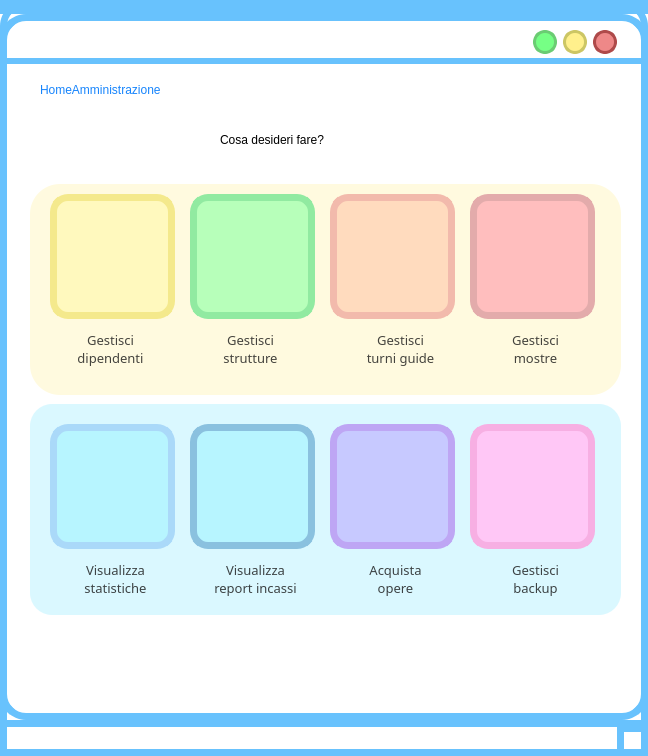
First picture: the form in ui/HomeAmministrazione.ui, repository SbattellaMattia/SoftwareEngineering, before the edit.
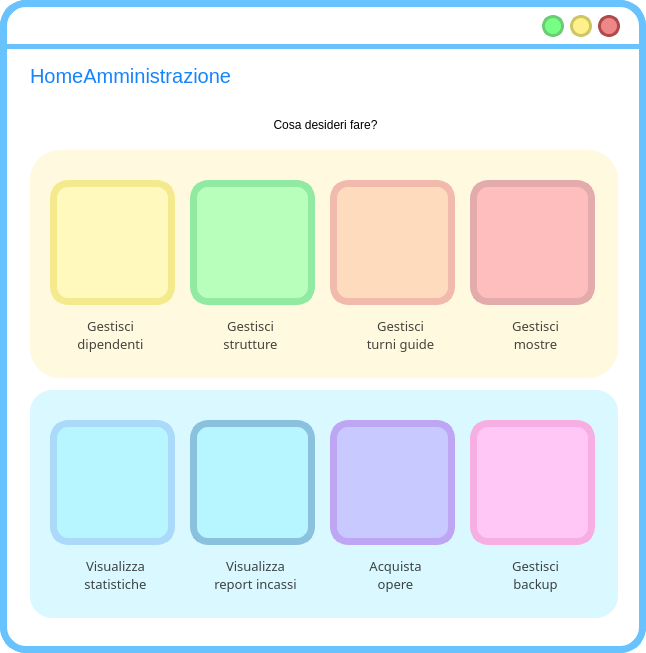
Second picture: the form after the edit. Icons and pictures are not drawn.

Patch:
```diff
--- a/ui/HomeAmministrazione.ui
+++ b/ui/HomeAmministrazione.ui
@@ -6,15 +6,10 @@
    <rect>
     <x>0</x>
     <y>0</y>
-    <width>648</width>
-    <height>756</height>
+    <width>646</width>
+    <height>653</height>
    </rect>
   </property>
-  <property name="font">
-   <font>
-    <kerning>false</kerning>
-   </font>
-  </property>
   <property name="windowTitle">
    <string>MainWindow</string>
   </property>
@@ -28,16 +23,96 @@
 }
 QLabel{
 border-width:0;
+font: 20pt &quot;Lato Light&quot;;
+}
+QLineEdit{
+border-width:0;
+font: 14pt &quot;Lato Light&quot;;
+}
+QAbstractItemView {
+    border: 3px solid  rgb(104, 194, 253);  
+border-radius:8px;
+  selection-background-color:  rgb(104, 194, 253);
+margin:-2px;
+text-align:center;
+border-width:5;
 }</string>
   </property>
   <widget class="QWidget" name="centralwidget">
-   <widget class="QPushButton" name="pushButton_3">
+   <widget class="QLabel" name="label">
     <property name="geometry">
      <rect>
-      <x>593</x>
-      <y>16</y>
+      <x>0</x>
+      <y>44</y>
+      <width>641</width>
+      <height>5</height>
+     </rect>
+    </property>
+    <property name="styleSheet">
+     <string notr="true">background-color:rgb(104, 194, 253);</string>
+    </property>
+    <property name="text">
+     <string/>
+    </property>
+   </widget>
+   <widget class="QPushButton" name="reduceButton">
+    <property name="geometry">
+     <rect>
+      <x>542</x>
+      <y>15</y>
+      <width>22</width>
+      <height>22</height>
+     </rect>
+    </property>
+    <property name="sizePolicy">
+     <sizepolicy hsizetype="Fixed" vsizetype="Fixed">
+      <horstretch>0</horstretch>
+      <verstretch>0</verstretch>
+     </sizepolicy>
+    </property>
+    <property name="minimumSize">
+     <size>
+      <width>22</width>
+      <height>22</height>
+     </size>
+    </property>
+    <property name="maximumSize">
+     <size>
       <width>24</width>
       <height>24</height>
+     </size>
+    </property>
+    <property name="cursor">
+     <cursorShape>PointingHandCursor</cursorShape>
+    </property>
+    <property name="styleSheet">
+     <string notr="true">QPushButton{
+ background-color:#76ff85;
+ border-style: solid;
+ border-radius:11px;
+font: 18pt &quot;Candara&quot;;
+border-color:#6bcc73;
+border-width:3;
+}
+
+QPushButton::pressed{
+	background-color : white;
+	border-color:#6bcc73;
+	border-width:3;
+}
+</string>
+    </property>
+    <property name="text">
+     <string/>
+    </property>
+   </widget>
+   <widget class="QPushButton" name="exitButton">
+    <property name="geometry">
+     <rect>
+      <x>598</x>
+      <y>15</y>
+      <width>22</width>
+      <height>22</height>
      </rect>
     </property>
     <property name="sizePolicy">
@@ -48,8 +123,8 @@
     </property>
     <property name="minimumSize">
      <size>
-      <width>21</width>
-      <height>24</height>
+      <width>22</width>
+      <height>22</height>
      </size>
     </property>
     <property name="maximumSize">
@@ -65,7 +140,7 @@
      <string notr="true">QPushButton{
  background-color:#ee8888;
  border-style: solid;
- border-radius:12px;
+ border-radius:11px;
 font: 18pt &quot;Candara&quot;;
 border-color:#ae4a4a;
 border-width:3;
@@ -82,13 +157,13 @@
      <string/>
     </property>
    </widget>
-   <widget class="QPushButton" name="pushButton_2">
+   <widget class="QPushButton" name="maximizeButton">
     <property name="geometry">
      <rect>
-      <x>563</x>
-      <y>16</y>
-      <width>24</width>
-      <height>24</height>
+      <x>570</x>
+      <y>15</y>
+      <width>22</width>
+      <height>22</height>
      </rect>
     </property>
     <property name="sizePolicy">
@@ -99,8 +174,8 @@
     </property>
     <property name="minimumSize">
      <size>
-      <width>21</width>
-      <height>24</height>
+      <width>20</width>
+      <height>20</height>
      </size>
     </property>
     <property name="maximumSize">
@@ -116,7 +191,7 @@
      <string notr="true">QPushButton{
  background-color:#fff08c	;
  border-style: solid;
- border-radius:12px;
+ border-radius:11px;
 font: 18pt &quot;Candara&quot;;
 border-color:#ccc664;
 border-width:3;
@@ -133,68 +208,70 @@
      <string/>
     </property>
    </widget>
-   <widget class="QPushButton" name="pushButton_4">
+   <widget class="QLabel" name="accountButton">
     <property name="geometry">
      <rect>
-      <x>533</x>
-      <y>16</y>
-      <width>24</width>
-      <height>24</height>
+      <x>570</x>
+      <y>60</y>
+      <width>38</width>
+      <height>38</height>
      </rect>
     </property>
-    <property name="sizePolicy">
-     <sizepolicy hsizetype="Fixed" vsizetype="Fixed">
-      <horstretch>0</horstretch>
-      <verstretch>0</verstretch>
-     </sizepolicy>
-    </property>
-    <property name="minimumSize">
-     <size>
-      <width>21</width>
-      <height>24</height>
-     </size>
-    </property>
-    <property name="maximumSize">
-     <size>
-      <width>24</width>
-      <height>24</height>
-     </size>
-    </property>
-    <property name="cursor">
-     <cursorShape>PointingHandCursor</cursorShape>
+    <property name="font">
+     <font>
+      <family>Lato Light</family>
+      <pointsize>20</pointsize>
+      <weight>50</weight>
+      <italic>false</italic>
+      <bold>false</bold>
+     </font>
     </property>
     <property name="styleSheet">
-     <string notr="true">QPushButton{
- background-color:#76ff85;
- border-style: solid;
- border-radius:12px;
-font: 18pt &quot;Candara&quot;;
-border-color:#6bcc73;
-border-width:3;
-}
-
-QPushButton::pressed{
-	background-color : white;
-	border-color:#6bcc73;
-	border-width:3;
-}
-</string>
+     <string notr="true">QLabel{
+left: 679px;
+top: 140px;
+width: 38px;
+height: 38px;
+border-radius: 33px;
+background-color: rgba(173, 237, 255, 0);
+}</string>
     </property>
     <property name="text">
      <string/>
     </property>
+    <property name="pixmap">
+     <pixmap>../../../PycharmProjects/SoftwareEngineering/png/account_circle_FILL1_wght600_GRAD200_opsz48_risultato.png</pixmap>
+    </property>
+    <property name="scaledContents">
+     <bool>true</bool>
+    </property>
+    <property name="margin">
+     <number>0</number>
+    </property>
    </widget>
-   <widget class="QLabel" name="label">
+   <widget class="QLabel" name="label_4">
     <property name="geometry">
      <rect>
-      <x>0</x>
-      <y>44</y>
-      <width>641</width>
-      <height>6</height>
+      <x>30</x>
+      <y>390</y>
+      <width>588</width>
+      <height>228</height>
      </rect>
     </property>
     <property name="styleSheet">
-     <string notr="true">background-color:rgb(104, 194, 253);</string>
+     <string notr="true">QLabel{
+left: 202px;
+top: 465px;
+width: 378px;
+height: 219px;
+line-height: 20px;
+border-radius: 22px;
+background-color: rgba(218, 248, 255);
+text-align: center;
+}
+
+
+</string>
     </property>
     <property name="text">
      <string/>
@@ -204,9 +281,9 @@
     <property name="geometry">
      <rect>
       <x>30</x>
-      <y>170</y>
-      <width>591</width>
-      <height>211</height>
+      <y>150</y>
+      <width>588</width>
+      <height>228</height>
      </rect>
     </property>
     <property name="styleSheet">
@@ -230,26 +307,42 @@
      <string/>
     </property>
    </widget>
-   <widget class="QLabel" name="label_4">
+   <widget class="QLabel" name="label_12">
     <property name="geometry">
      <rect>
-      <x>220</x>
-      <y>100</y>
-      <width>241</width>
+      <x>350</x>
+      <y>310</y>
+      <width>101</width>
       <height>51</height>
      </rect>
     </property>
+    <property name="font">
+     <font>
+      <family>Lato-light</family>
+      <pointsize>-1</pointsize>
+      <weight>50</weight>
+      <italic>false</italic>
+      <bold>false</bold>
+     </font>
+    </property>
     <property name="styleSheet">
      <string notr="true">QLabel{
-font: 25 18pt &quot;Dubai Light&quot;;
-background-color: rgba(255, 255, 255,0);
+background-color: rgb(255, 250, 223);
+left: 244px;
+top: 414px;
+width: 119px;
+height: 19px;
+color: rgba(16, 16, 16,200);
+font-size: 16px;
+text-align: center;
+font-family: Lato-light;
 }</string>
     </property>
     <property name="text">
-     <string>Cosa desideri fare?</string>
+     <string>&lt;html&gt;&lt;head/&gt;&lt;body&gt;&lt;p align=&quot;center&quot;&gt;&lt;span style=&quot; font-size:10pt;&quot;&gt;Gestisci&lt;br/&gt;turni guide&lt;/span&gt;&lt;/p&gt;&lt;/body&gt;&lt;/html&gt;</string>
     </property>
    </widget>
-   <widget class="QLabel" name="gestisciStrutture">
+   <widget class="QLabel" name="gestisciStruttureButton">
     <property name="geometry">
      <rect>
       <x>190</x>
@@ -291,91 +384,11 @@
      <number>17</number>
     </property>
    </widget>
-   <widget class="QLabel" name="label_3">
-    <property name="geometry">
-     <rect>
-      <x>30</x>
-      <y>390</y>
-      <width>591</width>
-      <height>211</height>
-     </rect>
-    </property>
-    <property name="styleSheet">
-     <string notr="true">QLabel{
-left: 202px;
-top: 465px;
-width: 378px;
-height: 219px;
-line-height: 20px;
-border-radius: 22px;
-background-color: rgba(218, 248, 255);
-text-align: center;
-}
-
-
-</string>
-    </property>
-    <property name="text">
-     <string/>
-    </property>
-   </widget>
-   <widget class="QLabel" name="titoloLabel">
-    <property name="geometry">
-     <rect>
-      <x>40</x>
-      <y>60</y>
-      <width>171</width>
-      <height>31</height>
-     </rect>
-    </property>
-    <property name="styleSheet">
-     <string notr="true">QLabel{
-color: rgb(22, 132, 252);
-font: 10pt &quot;MS Shell Dlg 2&quot;;
-background-color: rgba(255, 255, 255,0);
-}</string>
-    </property>
-    <property name="text">
-     <string>HomeAmministrazione</string>
-    </property>
-   </widget>
-   <widget class="QLabel" name="label_16">
-    <property name="geometry">
-     <rect>
-      <x>200</x>
-      <y>540</y>
-      <width>111</width>
-      <height>51</height>
-     </rect>
-    </property>
-    <property name="font">
-     <font>
-      <family>Lato-light</family>
-      <pointsize>-1</pointsize>
-     </font>
-    </property>
-    <property name="styleSheet">
-     <string notr="true">QLabel{
-background-color: rgb(218, 248, 255);
-left: 244px;
-top: 414px;
-width: 119px;
-height: 19px;
-color: rgba(16, 16, 16,200);
-font-size: 16px;
-text-align: center;
-font-family: Lato-light;
-}</string>
-    </property>
-    <property name="text">
-     <string>&lt;html&gt;&lt;head/&gt;&lt;body&gt;&lt;p align=&quot;center&quot;&gt;&lt;span style=&quot; font-size:10pt;&quot;&gt;Visualizza&lt;br/&gt;report incassi&lt;/span&gt;&lt;/p&gt;&lt;/body&gt;&lt;/html&gt;</string>
-    </property>
-   </widget>
-   <widget class="QLabel" name="acquistaOpere">
+   <widget class="QLabel" name="acquistaOpereButton">
     <property name="geometry">
      <rect>
       <x>330</x>
-      <y>410</y>
+      <y>420</y>
       <width>125</width>
       <height>125</height>
      </rect>
@@ -413,10 +426,10 @@
      <number>17</number>
     </property>
    </widget>
-   <widget class="QLabel" name="label_12">
+   <widget class="QLabel" name="label_17">
     <property name="geometry">
      <rect>
-      <x>350</x>
+      <x>60</x>
       <y>310</y>
       <width>101</width>
       <height>51</height>
@@ -426,6 +439,9 @@
      <font>
       <family>Lato-light</family>
       <pointsize>-1</pointsize>
+      <weight>50</weight>
+      <italic>false</italic>
+      <bold>false</bold>
      </font>
     </property>
     <property name="styleSheet">
@@ -442,39 +458,33 @@
 }</string>
     </property>
     <property name="text">
-     <string>&lt;html&gt;&lt;head/&gt;&lt;body&gt;&lt;p align=&quot;center&quot;&gt;&lt;span style=&quot; font-size:10pt;&quot;&gt;Gestisci&lt;br/&gt;turni guide&lt;/span&gt;&lt;/p&gt;&lt;/body&gt;&lt;/html&gt;</string>
+     <string>&lt;html&gt;&lt;head/&gt;&lt;body&gt;&lt;p align=&quot;center&quot;&gt;&lt;span style=&quot; font-size:10pt;&quot;&gt;Gestisci&lt;br/&gt;dipendenti&lt;/span&gt;&lt;/p&gt;&lt;/body&gt;&lt;/html&gt;</string>
     </property>
    </widget>
-   <widget class="QLabel" name="account">
+   <widget class="QLabel" name="label_5">
     <property name="geometry">
      <rect>
-      <x>540</x>
-      <y>40</y>
-      <width>71</width>
-      <height>71</height>
+      <x>10</x>
+      <y>100</y>
+      <width>631</width>
+      <height>51</height>
      </rect>
     </property>
     <property name="styleSheet">
-     <string notr="true">background-color: rgba(255, 255, 255,0);</string>
+     <string notr="true">QLabel{
+font: 25 18pt &quot;Dubai Light&quot;;
+background-color: rgba(255, 255, 255,0);
+}</string>
     </property>
     <property name="text">
-     <string/>
-    </property>
-    <property name="pixmap">
-     <pixmap>../../../PycharmProjects/SoftwareEngineering/png/account_circle_FILL1_wght600_GRAD200_opsz48_risultato.png</pixmap>
-    </property>
-    <property name="scaledContents">
-     <bool>true</bool>
-    </property>
-    <property name="margin">
-     <number>17</number>
+     <string>&lt;html&gt;&lt;head/&gt;&lt;body&gt;&lt;p align=&quot;center&quot;&gt;Cosa desideri fare?&lt;/p&gt;&lt;/body&gt;&lt;/html&gt;</string>
     </property>
    </widget>
    <widget class="QLabel" name="label_14">
     <property name="geometry">
      <rect>
       <x>340</x>
-      <y>540</y>
+      <y>550</y>
       <width>111</width>
       <height>51</height>
      </rect>
@@ -483,6 +493,9 @@
      <font>
       <family>Lato-light</family>
       <pointsize>-1</pointsize>
+      <weight>50</weight>
+      <italic>false</italic>
+      <bold>false</bold>
      </font>
     </property>
     <property name="styleSheet">
@@ -502,7 +515,224 @@
      <string>&lt;html&gt;&lt;head/&gt;&lt;body&gt;&lt;p align=&quot;center&quot;&gt;&lt;span style=&quot; font-size:10pt;&quot;&gt;Acquista&lt;br/&gt;opere&lt;/span&gt;&lt;/p&gt;&lt;/body&gt;&lt;/html&gt;</string>
     </property>
    </widget>
-   <widget class="QLabel" name="gestisciDipendenti">
+   <widget class="QLabel" name="label_19">
+    <property name="geometry">
+     <rect>
+      <x>480</x>
+      <y>310</y>
+      <width>111</width>
+      <height>51</height>
+     </rect>
+    </property>
+    <property name="font">
+     <font>
+      <family>Lato-light</family>
+      <pointsize>-1</pointsize>
+      <weight>50</weight>
+      <italic>false</italic>
+      <bold>false</bold>
+     </font>
+    </property>
+    <property name="styleSheet">
+     <string notr="true">QLabel{
+background-color: rgb(255, 250, 223);
+left: 244px;
+top: 414px;
+width: 119px;
+height: 19px;
+color: rgba(16, 16, 16,200);
+font-size: 16px;
+text-align: center;
+font-family: Lato-light;
+}</string>
+    </property>
+    <property name="text">
+     <string>&lt;html&gt;&lt;head/&gt;&lt;body&gt;&lt;p align=&quot;center&quot;&gt;&lt;span style=&quot; font-size:10pt;&quot;&gt;Gestisci&lt;br/&gt;mostre&lt;/span&gt;&lt;/p&gt;&lt;/body&gt;&lt;/html&gt;</string>
+    </property>
+   </widget>
+   <widget class="QLabel" name="label_20">
+    <property name="geometry">
+     <rect>
+      <x>60</x>
+      <y>550</y>
+      <width>111</width>
+      <height>51</height>
+     </rect>
+    </property>
+    <property name="font">
+     <font>
+      <family>Lato-light</family>
+      <pointsize>-1</pointsize>
+      <weight>50</weight>
+      <italic>false</italic>
+      <bold>false</bold>
+     </font>
+    </property>
+    <property name="styleSheet">
+     <string notr="true">QLabel{
+background-color: rgb(218, 248, 255);
+left: 244px;
+top: 414px;
+width: 119px;
+height: 19px;
+color: rgba(16, 16, 16,200);
+font-size: 16px;
+text-align: center;
+font-family: Lato-light;
+}</string>
+    </property>
+    <property name="text">
+     <string>&lt;html&gt;&lt;head/&gt;&lt;body&gt;&lt;p align=&quot;center&quot;&gt;&lt;span style=&quot; font-size:10pt;&quot;&gt;Visualizza&lt;br/&gt;statistiche&lt;/span&gt;&lt;/p&gt;&lt;/body&gt;&lt;/html&gt;</string>
+    </property>
+   </widget>
+   <widget class="QLabel" name="gestisciBackupButton">
+    <property name="geometry">
+     <rect>
+      <x>470</x>
+      <y>420</y>
+      <width>125</width>
+      <height>125</height>
+     </rect>
+    </property>
+    <property name="cursor">
+     <cursorShape>PointingHandCursor</cursorShape>
+    </property>
+    <property name="mouseTracking">
+     <bool>true</bool>
+    </property>
+    <property name="styleSheet">
+     <string notr="true">QLabel{
+background-color:rgb(255, 199, 246);
+border-radius:18;
+border-color:rgb(247, 175, 227);
+border-width:7;
+border-style: solid;
+}
+
+QLabel:hover{
+background-color: rgb(247, 175, 227);
+}
+</string>
+    </property>
+    <property name="text">
+     <string/>
+    </property>
+    <property name="pixmap">
+     <pixmap>../../../PycharmProjects/SoftwareEngineering/png/cloud_upload_FILL1_wght600_GRAD200_opsz48_risultato.png</pixmap>
+    </property>
+    <property name="scaledContents">
+     <bool>true</bool>
+    </property>
+    <property name="margin">
+     <number>17</number>
+    </property>
+   </widget>
+   <widget class="QLabel" name="label_21">
+    <property name="geometry">
+     <rect>
+      <x>480</x>
+      <y>550</y>
+      <width>111</width>
+      <height>51</height>
+     </rect>
+    </property>
+    <property name="font">
+     <font>
+      <family>Lato-light</family>
+      <pointsize>-1</pointsize>
+      <weight>50</weight>
+      <italic>false</italic>
+      <bold>false</bold>
+     </font>
+    </property>
+    <property name="styleSheet">
+     <string notr="true">QLabel{
+background-color: rgb(218, 248, 255);
+left: 244px;
+top: 414px;
+width: 119px;
+height: 19px;
+color: rgba(16, 16, 16,200);
+font-size: 16px;
+text-align: center;
+font-family: Lato-light;
+}</string>
+    </property>
+    <property name="text">
+     <string>&lt;html&gt;&lt;head/&gt;&lt;body&gt;&lt;p align=&quot;center&quot;&gt;&lt;span style=&quot; font-size:10pt;&quot;&gt;Gestisci&lt;br/&gt;backup&lt;/span&gt;&lt;/p&gt;&lt;/body&gt;&lt;/html&gt;</string>
+    </property>
+   </widget>
+   <widget class="QLabel" name="label_16">
+    <property name="geometry">
+     <rect>
+      <x>200</x>
+      <y>550</y>
+      <width>111</width>
+      <height>51</height>
+     </rect>
+    </property>
+    <property name="font">
+     <font>
+      <family>Lato-light</family>
+      <pointsize>-1</pointsize>
+      <weight>50</weight>
+      <italic>false</italic>
+      <bold>false</bold>
+     </font>
+    </property>
+    <property name="styleSheet">
+     <string notr="true">QLabel{
+background-color: rgb(218, 248, 255);
+left: 244px;
+top: 414px;
+width: 119px;
+height: 19px;
+color: rgba(16, 16, 16,200);
+font-size: 16px;
+text-align: center;
+font-family: Lato-light;
+}</string>
+    </property>
+    <property name="text">
+     <string>&lt;html&gt;&lt;head/&gt;&lt;body&gt;&lt;p align=&quot;center&quot;&gt;&lt;span style=&quot; font-size:10pt;&quot;&gt;Visualizza&lt;br/&gt;report incassi&lt;/span&gt;&lt;/p&gt;&lt;/body&gt;&lt;/html&gt;</string>
+    </property>
+   </widget>
+   <widget class="QLabel" name="label_13">
+    <property name="geometry">
+     <rect>
+      <x>190</x>
+      <y>310</y>
+      <width>121</width>
+      <height>51</height>
+     </rect>
+    </property>
+    <property name="font">
+     <font>
+      <family>Lato-light</family>
+      <pointsize>-1</pointsize>
+      <weight>50</weight>
+      <italic>false</italic>
+      <bold>false</bold>
+     </font>
+    </property>
+    <property name="styleSheet">
+     <string notr="true">QLabel{
+background-color: rgb(255, 250, 223);
+left: 244px;
+top: 414px;
+width: 119px;
+height: 19px;
+color: rgba(16, 16, 16,200);
+font-size: 16px;
+text-align: center;
+font-family: Lato-light;
+}</string>
+    </property>
+    <property name="text">
+     <string>&lt;html&gt;&lt;head/&gt;&lt;body&gt;&lt;p align=&quot;center&quot;&gt;&lt;span style=&quot; font-size:10pt;&quot;&gt;Gestisci&lt;br/&gt;strutture&lt;/span&gt;&lt;/p&gt;&lt;/body&gt;&lt;/html&gt;</string>
+    </property>
+   </widget>
+   <widget class="QLabel" name="gestisciDipendentiButton">
     <property name="geometry">
      <rect>
       <x>50</x>
@@ -544,7 +774,7 @@
      <number>17</number>
     </property>
    </widget>
-   <widget class="QLabel" name="gestisciTurniGuide">
+   <widget class="QLabel" name="gestisciTurniGuideButton">
     <property name="geometry">
      <rect>
       <x>330</x>
@@ -586,7 +816,91 @@
      <number>17</number>
     </property>
    </widget>
-   <widget class="QLabel" name="gestisciMostre">
+   <widget class="QLabel" name="visualizzaStatisticheButton">
+    <property name="geometry">
+     <rect>
+      <x>50</x>
+      <y>420</y>
+      <width>125</width>
+      <height>125</height>
+     </rect>
+    </property>
+    <property name="cursor">
+     <cursorShape>PointingHandCursor</cursorShape>
+    </property>
+    <property name="mouseTracking">
+     <bool>true</bool>
+    </property>
+    <property name="styleSheet">
+     <string notr="true">QLabel{
+background-color:rgb(183, 245, 255);
+border-radius:18;
+border-color:rgb(170, 217, 249);
+border-width:7;
+border-style: solid;
+}
+
+QLabel:hover{
+background-color: rgb(170, 217, 249);
+}
+</string>
+    </property>
+    <property name="text">
+     <string/>
+    </property>
+    <property name="pixmap">
+     <pixmap>../../../PycharmProjects/SoftwareEngineering/png/insights_FILL1_wght600_GRAD200_opsz48_risultato.png</pixmap>
+    </property>
+    <property name="scaledContents">
+     <bool>true</bool>
+    </property>
+    <property name="margin">
+     <number>17</number>
+    </property>
+   </widget>
+   <widget class="QLabel" name="visualizzaReportIncassiButton">
+    <property name="geometry">
+     <rect>
+      <x>190</x>
+      <y>420</y>
+      <width>125</width>
+      <height>125</height>
+     </rect>
+    </property>
+    <property name="cursor">
+     <cursorShape>PointingHandCursor</cursorShape>
+    </property>
+    <property name="mouseTracking">
+     <bool>true</bool>
+    </property>
+    <property name="styleSheet">
+     <string notr="true">QLabel{
+background-color:rgb(183, 245, 255);
+border-radius:18;
+border-color:rgb(138, 193, 223);
+border-width:7;
+border-style: solid;
+}
+
+QLabel:hover{
+background-color: rgb(138, 193, 223);
+}
+</string>
+    </property>
+    <property name="text">
+     <string/>
+    </property>
+    <property name="pixmap">
+     <pixmap>../../../PycharmProjects/SoftwareEngineering/png/euro_FILL1_wght600_GRAD200_opsz48_risultato.png</pixmap>
+    </property>
+    <property name="scaledContents">
+     <bool>true</bool>
+    </property>
+    <property name="margin">
+     <number>17</number>
+    </property>
+   </widget>
+   <widget class="QLabel" name="gestisciMostreButton">
     <property name="geometry">
      <rect>
       <x>470</x>
@@ -628,304 +942,27 @@
      <number>17</number>
     </property>
    </widget>
-   <widget class="QLabel" name="label_17">
+   <widget class="QLabel" name="titoloLabel">
     <property name="geometry">
      <rect>
-      <x>60</x>
-      <y>310</y>
-      <width>101</width>
-      <height>51</height>
+      <x>30</x>
+      <y>60</y>
+      <width>241</width>
+      <height>31</height>
      </rect>
     </property>
-    <property name="font">
-     <font>
-      <family>Lato-light</family>
-      <pointsize>-1</pointsize>
-     </font>
-    </property>
     <property name="styleSheet">
-     <string notr="true">QLabel{
-background-color: rgb(255, 250, 223);
-left: 244px;
-top: 414px;
-width: 119px;
-height: 19px;
-color: rgba(16, 16, 16,200);
-font-size: 16px;
-text-align: center;
-font-family: Lato-light;
-}</string>
+     <string notr="true">font-size: 20px;
+text-align: left;
+background-color: rgba(255, 255, 255,0);
+color: #1684FC;
+font: 14pt &quot;Lato&quot;;</string>
     </property>
     <property name="text">
-     <string>&lt;html&gt;&lt;head/&gt;&lt;body&gt;&lt;p align=&quot;center&quot;&gt;&lt;span style=&quot; font-size:10pt;&quot;&gt;Gestisci&lt;br/&gt;dipendenti&lt;/span&gt;&lt;/p&gt;&lt;/body&gt;&lt;/html&gt;</string>
+     <string>HomeAmministrazione</string>
     </property>
    </widget>
-   <widget class="QLabel" name="label_18">
-    <property name="geometry">
-     <rect>
-      <x>480</x>
-      <y>310</y>
-      <width>111</width>
-      <height>51</height>
-     </rect>
-    </property>
-    <property name="font">
-     <font>
-      <family>Lato-light</family>
-      <pointsize>-1</pointsize>
-     </font>
-    </property>
-    <property name="styleSheet">
-     <string notr="true">QLabel{
-background-color: rgb(255, 250, 223);
-left: 244px;
-top: 414px;
-width: 119px;
-height: 19px;
-color: rgba(16, 16, 16,200);
-font-size: 16px;
-text-align: center;
-font-family: Lato-light;
-}</string>
-    </property>
-    <property name="text">
-     <string>&lt;html&gt;&lt;head/&gt;&lt;body&gt;&lt;p align=&quot;center&quot;&gt;&lt;span style=&quot; font-size:10pt;&quot;&gt;Gestisci&lt;br/&gt;mostre&lt;/span&gt;&lt;/p&gt;&lt;/body&gt;&lt;/html&gt;</string>
-    </property>
-   </widget>
-   <widget class="QLabel" name="label_13">
-    <property name="geometry">
-     <rect>
-      <x>190</x>
-      <y>310</y>
-      <width>121</width>
-      <height>51</height>
-     </rect>
-    </property>
-    <property name="font">
-     <font>
-      <family>Lato-light</family>
-      <pointsize>-1</pointsize>
-     </font>
-    </property>
-    <property name="styleSheet">
-     <string notr="true">QLabel{
-background-color: rgb(255, 250, 223);
-left: 244px;
-top: 414px;
-width: 119px;
-height: 19px;
-color: rgba(16, 16, 16,200);
-font-size: 16px;
-text-align: center;
-font-family: Lato-light;
-}</string>
-    </property>
-    <property name="text">
-     <string>&lt;html&gt;&lt;head/&gt;&lt;body&gt;&lt;p align=&quot;center&quot;&gt;&lt;span style=&quot; font-size:10pt;&quot;&gt;Gestisci&lt;br/&gt;strutture&lt;/span&gt;&lt;/p&gt;&lt;/body&gt;&lt;/html&gt;</string>
-    </property>
-   </widget>
-   <widget class="QLabel" name="visualizzaReportIncassi">
-    <property name="geometry">
-     <rect>
-      <x>190</x>
-      <y>410</y>
-      <width>125</width>
-      <height>125</height>
-     </rect>
-    </property>
-    <property name="cursor">
-     <cursorShape>PointingHandCursor</cursorShape>
-    </property>
-    <property name="mouseTracking">
-     <bool>true</bool>
-    </property>
-    <property name="styleSheet">
-     <string notr="true">QLabel{
-background-color:rgb(183, 245, 255);
-border-radius:18;
-border-color:rgb(138, 193, 223);
-border-width:7;
-border-style: solid;
-}
-
-QLabel:hover{
-background-color: rgb(138, 193, 223);
-}
-</string>
-    </property>
-    <property name="text">
-     <string/>
-    </property>
-    <property name="pixmap">
-     <pixmap>../../../PycharmProjects/SoftwareEngineering/png/paid_FILL1_wght600_GRAD200_opsz48_risultato.png</pixmap>
-    </property>
-    <property name="scaledContents">
-     <bool>true</bool>
-    </property>
-    <property name="margin">
-     <number>17</number>
-    </property>
-   </widget>
-   <widget class="QLabel" name="gestisciBackup">
-    <property name="geometry">
-     <rect>
-      <x>470</x>
-      <y>410</y>
-      <width>125</width>
-      <height>125</height>
-     </rect>
-    </property>
-    <property name="cursor">
-     <cursorShape>PointingHandCursor</cursorShape>
-    </property>
-    <property name="mouseTracking">
-     <bool>true</bool>
-    </property>
-    <property name="styleSheet">
-     <string notr="true">QLabel{
-background-color:rgb(255, 199, 246);
-border-radius:18;
-border-color:rgb(247, 175, 227);
-border-width:7;
-border-style: solid;
-}
-
-QLabel:hover{
-background-color: rgb(247, 175, 227);
-}
-</string>
-    </property>
-    <property name="text">
-     <string/>
-    </property>
-    <property name="pixmap">
-     <pixmap>../../../PycharmProjects/SoftwareEngineering/png/cloud_upload_FILL1_wght600_GRAD200_opsz48_risultato.png</pixmap>
-    </property>
-    <property name="scaledContents">
-     <bool>true</bool>
-    </property>
-    <property name="margin">
-     <number>17</number>
-    </property>
-   </widget>
-   <widget class="QLabel" name="visualizzaStatistiche">
-    <property name="geometry">
-     <rect>
-      <x>50</x>
-      <y>410</y>
-      <width>125</width>
-      <height>125</height>
-     </rect>
-    </property>
-    <property name="cursor">
-     <cursorShape>PointingHandCursor</cursorShape>
-    </property>
-    <property name="mouseTracking">
-     <bool>true</bool>
-    </property>
-    <property name="styleSheet">
-     <string notr="true">QLabel{
-background-color:rgb(183, 245, 255);
-border-radius:18;
-border-color:rgb(170, 217, 249);
-border-width:7;
-border-style: solid;
-}
-
-QLabel:hover{
-background-color: rgb(170, 217, 249);
-}
-</string>
-    </property>
-    <property name="text">
-     <string/>
-    </property>
-    <property name="pixmap">
-     <pixmap>../../../PycharmProjects/SoftwareEngineering/png/insights_FILL1_wght600_GRAD200_opsz48_risultato.png</pixmap>
-    </property>
-    <property name="scaledContents">
-     <bool>true</bool>
-    </property>
-    <property name="margin">
-     <number>17</number>
-    </property>
-   </widget>
-   <widget class="QLabel" name="label_19">
-    <property name="geometry">
-     <rect>
-      <x>60</x>
-      <y>540</y>
-      <width>111</width>
-      <height>51</height>
-     </rect>
-    </property>
-    <property name="font">
-     <font>
-      <family>Lato-light</family>
-      <pointsize>-1</pointsize>
-     </font>
-    </property>
-    <property name="styleSheet">
-     <string notr="true">QLabel{
-background-color: rgb(218, 248, 255);
-left: 244px;
-top: 414px;
-width: 119px;
-height: 19px;
-color: rgba(16, 16, 16,200);
-font-size: 16px;
-text-align: center;
-font-family: Lato-light;
-}</string>
-    </property>
-    <property name="text">
-     <string>&lt;html&gt;&lt;head/&gt;&lt;body&gt;&lt;p align=&quot;center&quot;&gt;&lt;span style=&quot; font-size:10pt;&quot;&gt;Visualizza&lt;br/&gt;statistiche&lt;/span&gt;&lt;/p&gt;&lt;/body&gt;&lt;/html&gt;</string>
-    </property>
-   </widget>
-   <widget class="QLabel" name="label_20">
-    <property name="geometry">
-     <rect>
-      <x>480</x>
-      <y>540</y>
-      <width>111</width>
-      <height>51</height>
-     </rect>
-    </property>
-    <property name="font">
-     <font>
-      <family>Lato-light</family>
-      <pointsize>-1</pointsize>
-     </font>
-    </property>
-    <property name="styleSheet">
-     <string notr="true">QLabel{
-background-color: rgb(218, 248, 255);
-left: 244px;
-top: 414px;
-width: 119px;
-height: 19px;
-color: rgba(16, 16, 16,200);
-font-size: 16px;
-text-align: center;
-font-family: Lato-light;
-}</string>
-    </property>
-    <property name="text">
-     <string>&lt;html&gt;&lt;head/&gt;&lt;body&gt;&lt;p align=&quot;center&quot;&gt;&lt;span style=&quot; font-size:10pt;&quot;&gt;Gestisci&lt;br/&gt;backup&lt;/span&gt;&lt;/p&gt;&lt;/body&gt;&lt;/html&gt;</string>
-    </property>
-   </widget>
   </widget>
-  <widget class="QMenuBar" name="menubar">
-   <property name="geometry">
-    <rect>
-     <x>0</x>
-     <y>0</y>
-     <width>648</width>
-     <height>40</height>
-    </rect>
-   </property>
-  </widget>
-  <widget class="QStatusBar" name="statusbar"/>
  </widget>
  <resources/>
  <connections/>
```
Left out of the diff: 5 changed lines with no effect on the pictures.
